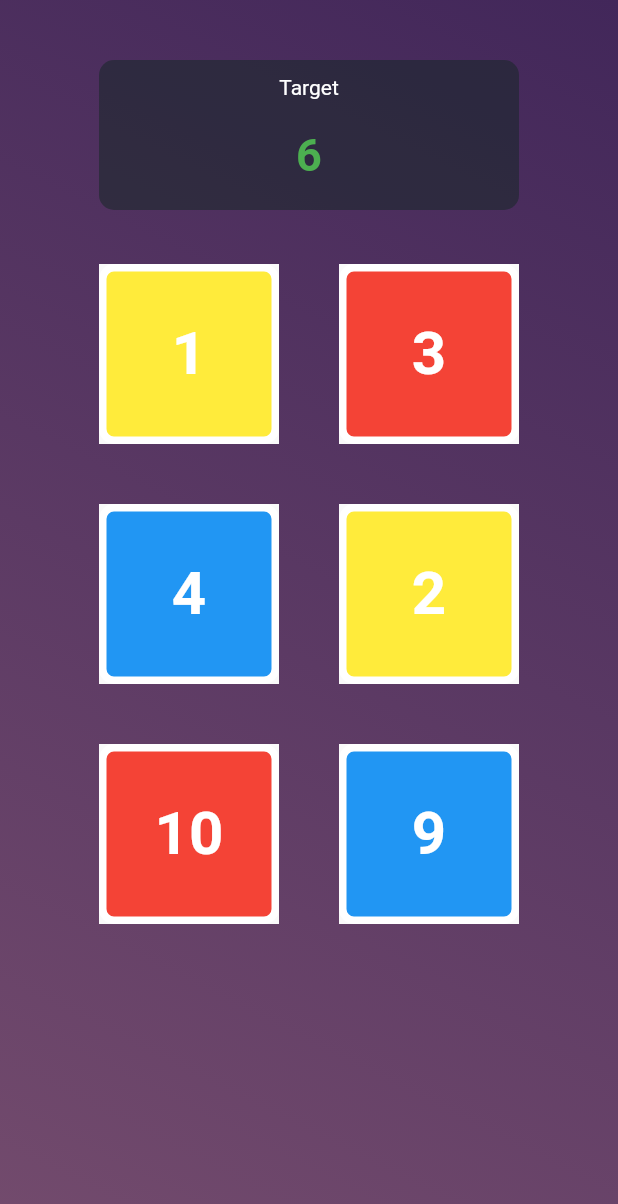
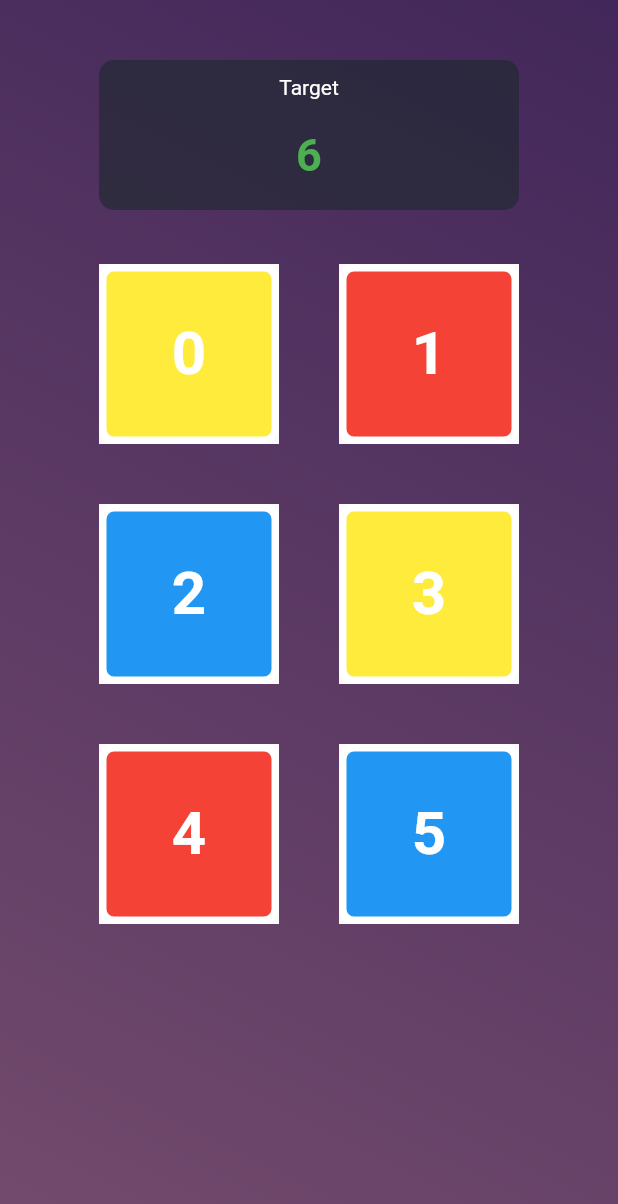
Before and after one commit to thamaraiselvam/Numbers-Flutter-Game, a Flutter app: the screen it shows after launch, on a phone screen of 412 x 824 dp. Shown: the top 1204 px of the screen. Run offline on Flutter 3.47's test engine with Material 2 defaults, Android fonts, the phone set to English and light mode, and no system bars; statements that could not run were skipped.

Commit message:
removed unwanted files and dynamic blocks added

```diff
--- a/lib/main.dart
+++ b/lib/main.dart
@@ -10,7 +10,7 @@ class MyApp extends StatelessWidget
   @override
   Widget build(BuildContext context) {
     return new MaterialApp(
-       home: new GameScreen(),
+       home: new LoadingScreen(),
     );
   }
 }
--- a/lib/screens/GameScreen.dart
+++ b/lib/screens/GameScreen.dart
@@ -1,6 +1,5 @@
-import 'dart:async';
 import 'package:add_numbers/widgets/bgGradient.dart';
-import 'package:add_numbers/widgets/numberBlockBuilder.dart';
+import 'package:add_numbers/provider/BlockDataStream.dart';
 import 'package:add_numbers/widgets/targetBlockBuilder.dart';
 import 'package:flutter/material.dart';
 
@@ -12,11 +11,17 @@ class GameScreen extends StatefulWidget {
 class _GameScreenState extends State<GameScreen> {
   NumberCreater numberCreater = NumberCreater();
 
+  List blocks = getBlocks();
+
   @override
   void initState() {
     super.initState();
     numberCreater.stream.listen((data) {
-      print(data);
+      setState(() {
+        if (this.blocks[data].color != Colors.green) {
+          this.blocks[data].color = Colors.green;
+        }
+      });
     });
   }
 
@@ -36,11 +41,82 @@ class _GameScreenState extends State<GameScreen> {
               SizedBox(
                 height: 6,
               ),
-              buildNumberBlocks(numberCreater)
+              buildNumberBlocks()
             ],
           ),
         ),
       ),
     ));
   }
+
+  Container buildNumberBlocks() {
+    return Container(
+      // alignment: Alignment.centerLeft,
+      alignment: Alignment(0.0, 0.0),
+      // color: Colors.grey,
+      padding: const EdgeInsets.all(30),
+      child: Wrap(
+        spacing: 40,
+        runSpacing: 40,
+        children: <Widget>[
+          _numberBlock(
+              bgColor: this.blocks[0].color, value: this.blocks[0].value),
+          _numberBlock(
+              bgColor: this.blocks[1].color, value: this.blocks[1].value),
+          _numberBlock(
+              bgColor: this.blocks[2].color, value: this.blocks[2].value),
+          _numberBlock(
+              bgColor: this.blocks[3].color, value: this.blocks[3].value),
+          _numberBlock(
+              bgColor: this.blocks[4].color, value: this.blocks[4].value),
+          _numberBlock(
+              bgColor: this.blocks[5].color, value: this.blocks[5].value),
+        ],
+      ),
+    );
+  }
+
+  Widget _numberBlock({Color borderColor, Color bgColor, int value}) {
+    bool isSelected = false;
+    return Material(
+      child: InkWell(
+        onTap: () {
+          isSelected = isSelected ? false : true;
+          numberCreater.setCount(value);
+        }, // handle your onTap here
+        child: Container(
+          width: 120,
+          height: 120,
+          alignment: Alignment(0.0, 0.0),
+          decoration: BoxDecoration(
+              color: bgColor,
+              border: Border.all(color: Colors.white, width: 5),
+              borderRadius: BorderRadius.circular(10)),
+          child: Text(
+            value.toString(),
+            style: TextStyle(
+                color: Colors.white, fontSize: 40, fontWeight: FontWeight.bold),
+          ),
+        ),
+      ),
+    );
+  }
 }
+
+class Block {
+  Color color;
+  int value;
+  int index;
+  Block(this.color, this.value);
+}
+
+List<Block> getBlocks() {
+  return [
+    new Block(Colors.yellow, 0),
+    new Block(Colors.red, 1),
+    new Block(Colors.blue, 2),
+    new Block(Colors.yellow, 3),
+    new Block(Colors.red, 4),
+    new Block(Colors.blue, 5)
+  ];
+}
--- a/lib/widgets/numberBlockBuilder.dart
+++ /dev/null
@@ -1,67 +0,0 @@
-import 'dart:async';
-
-import 'package:flutter/material.dart';
-
-Container buildNumberBlocks(NumberCreater numberCreater) {
-  return Container(
-    // alignment: Alignment.centerLeft,
-    alignment: Alignment(0.0, 0.0),
-    // color: Colors.grey,
-    padding: const EdgeInsets.all(30),
-    child: Wrap(
-      spacing: 40,
-      runSpacing: 40,
-      children: <Widget>[
-        numberBlock(numberCreater, Colors.white, Colors.yellow, 1),
-        numberBlock(numberCreater, Colors.white, Colors.red, 3),
-        numberBlock(numberCreater, Colors.white, Colors.blue, 4),
-        numberBlock(numberCreater, Colors.white, Colors.yellow, 2),
-        numberBlock(numberCreater, Colors.white, Colors.red, 10),
-        numberBlock(numberCreater, Colors.white, Colors.blue, 9),
-      ],
-    ),
-  );
-}
-
-Widget numberBlock(NumberCreater numberCreater, Color borderColor, Color bgColor, int value) {
-  bool isSelected = false;
-  return Material(
-    child: InkWell(
-      onTap: () {
-        isSelected = isSelected ? false : true;
-        print(isSelected);
-        bgColor = Colors.red;
-        print(bgColor);
-        numberCreater.setCount(value);
-      }, // handle your onTap here
-      child: Container(
-        width: 120,
-        height: 120,
-        alignment: Alignment(0.0, 0.0),
-        decoration: BoxDecoration(
-            color: bgColor,
-            border: Border.all(color: borderColor, width: 5),
-            borderRadius: BorderRadius.circular(10)),
-        child: Text(
-          value.toString(),
-          style: TextStyle(
-              color: Colors.white, fontSize: 40, fontWeight: FontWeight.bold),
-        ),
-        // child: ,
-      ),
-    ),
-  );
-}
-
-class NumberCreater {
-  var _count = 1;
-
-  void setCount(int count){
-    this._count = count;
-    _controller.sink.add(count);
-  }
-
-  final _controller = StreamController<int>();
-
-  Stream<int> get stream => _controller.stream;
-}
```
Also changed, not shown: lib/provider/BlockDataStream.dart (added, +13 -0 lines), lib/screens/LoadingScreen.dart (+22 -10 lines).
